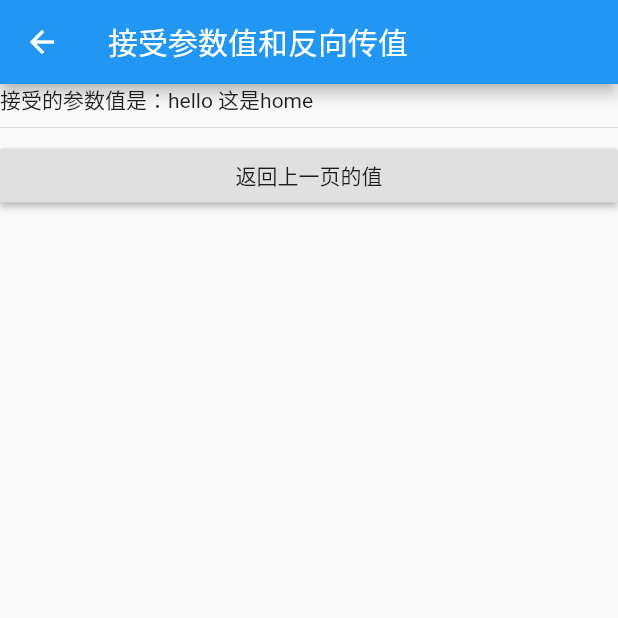
After one commit to Taoyuqing/flutter_demos, a Flutter app: the Accept screen opened directly, on a phone screen of 412 x 824 dp, the top half of it. The commit adds this screen. Run offline on Flutter 3.47's test engine with Material 2 defaults, Android fonts, the phone set to English and light mode, and no system bars; our stand-ins replace flutter_redux, redux.

Commit message:
页面的传值

```diff
--- /dev/null
+++ b/lib/views/home/accept.dart
@@ -0,0 +1,31 @@
+import 'package:flutter/material.dart';
+
+class Accept extends StatefulWidget {
+  final String pram;
+  Accept({Key key, this.pram}) : super(key: key);
+
+  @override
+  _AcceptState createState() => _AcceptState();
+}
+
+class _AcceptState extends State<Accept> {
+  @override
+  Widget build(BuildContext context) {
+    return Scaffold(
+      appBar: AppBar(
+        title: Text('接受参数值和反向传值'),
+      ),
+      body: ListView(
+        children: [
+          Text('接受的参数值是：${widget.pram}'),
+          Divider(),
+          RaisedButton(
+              child: Text('返回上一页的值'),
+              onPressed: () {
+                Navigator.of(context).pop('hello 这是 accept');
+              })
+        ],
+      ),
+    );
+  }
+}
```
Also changed, not shown: lib/views/home/home.dart (+21 -3 lines).
